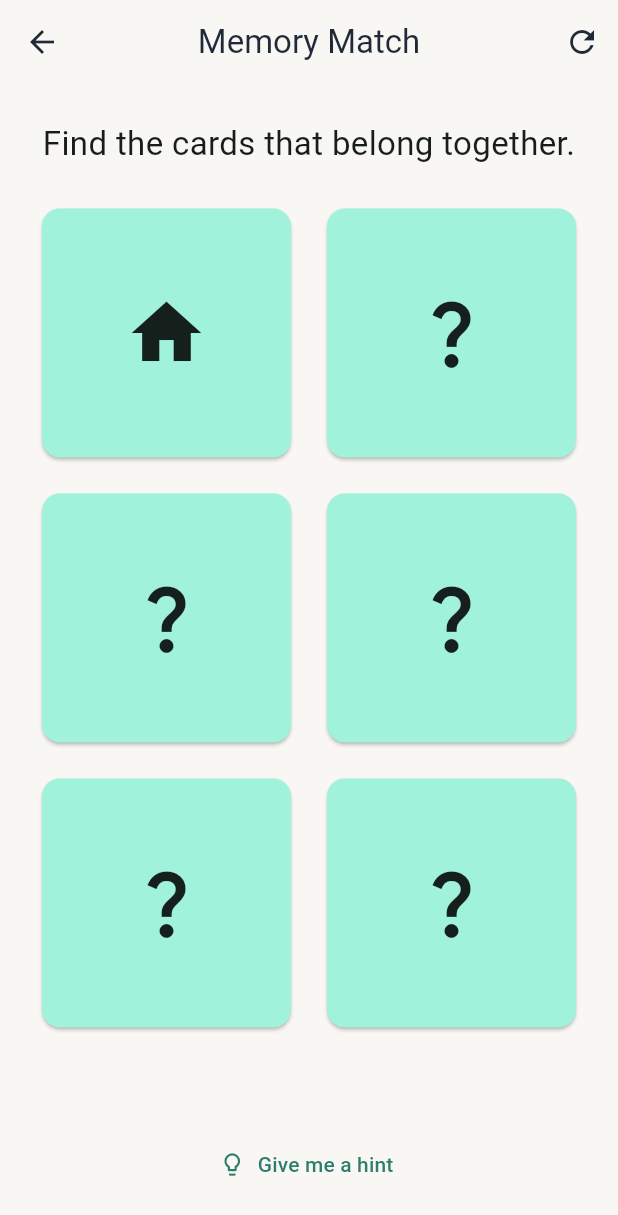
After one commit to dipli2006/YaadSaathi, a Flutter app: the MemoryMatchScreen screen opened directly, after a tap on the "question mark" icon, after a tap on "Give me a hint", on a phone screen of 412 x 824 dp. The commit adds this screen. Shown: the top 1215 px of the screen. Run offline on Flutter 3.47's test engine with Material 3 defaults, Android fonts, the phone set to English and light mode, and no system bars.

Commit message:
Implement elderly memory match game

```diff
--- a/frontend/lib/features/games/game_selection_screen.dart
+++ b/frontend/lib/features/games/game_selection_screen.dart
@@ -1,5 +1,6 @@
 import 'package:flutter/material.dart';
 
+import 'memory_match_screen.dart';
 import 'models/game_metadata.dart';
 import 'services/game_session_controller.dart';
 
@@ -77,9 +78,18 @@ class _GameCard extends StatelessWidget {
               onPressed: () {
                 controller.startGame();
                 Navigator.pop(context);
-                ScaffoldMessenger.of(context).showSnackBar(
-                  SnackBar(content: Text('${game.name} is ready to begin.')),
-                );
+                if (game.id == 'memory-match') {
+                  Navigator.push(
+                    context,
+                    MaterialPageRoute<void>(
+                      builder: (_) => const MemoryMatchScreen(),
+                    ),
+                  );
+                } else {
+                  ScaffoldMessenger.of(context).showSnackBar(
+                    SnackBar(content: Text('${game.name} is ready to begin.')),
+                  );
+                }
               },
               child: const Text('Start'),
             ),
--- /dev/null
+++ b/frontend/lib/features/games/memory_match_screen.dart
@@ -0,0 +1,201 @@
+import 'dart:math';
+
+import 'package:flutter/material.dart';
+
+class MemoryMatchScreen extends StatefulWidget {
+  const MemoryMatchScreen({super.key});
+
+  @override
+  State<MemoryMatchScreen> createState() => _MemoryMatchScreenState();
+}
+
+class _MemoryMatchScreenState extends State<MemoryMatchScreen> {
+  static const _cards = [
+    Icons.home,
+    Icons.home,
+    Icons.local_florist,
+    Icons.local_florist,
+    Icons.favorite,
+    Icons.favorite,
+  ];
+
+  final _random = Random();
+  late List<IconData> _shuffledCards;
+  final _openCards = <int>[];
+  final _matchedCards = <int>{};
+  bool _checkingPair = false;
+
+  @override
+  void initState() {
+    super.initState();
+    _shuffledCards = [..._cards]..shuffle(_random);
+  }
+
+  Future<void> _selectCard(int index) async {
+    if (_checkingPair ||
+        _matchedCards.contains(index) ||
+        _openCards.contains(index) ||
+        _openCards.length == 2) {
+      return;
+    }
+
+    setState(() => _openCards.add(index));
+    if (_openCards.length != 2) {
+      return;
+    }
+
+    _checkingPair = true;
+    final first = _openCards[0];
+    final second = _openCards[1];
+    await Future<void>.delayed(const Duration(milliseconds: 650));
+    if (!mounted) {
+      return;
+    }
+
+    if (_shuffledCards[first] == _shuffledCards[second]) {
+      setState(() {
+        _matchedCards.addAll(_openCards);
+        _openCards.clear();
+        _checkingPair = false;
+      });
+      if (_matchedCards.length == _shuffledCards.length) {
+        _showCompletion();
+      }
+    } else {
+      setState(() {
+        _openCards.clear();
+        _checkingPair = false;
+      });
+    }
+  }
+
+  void _showCompletion() {
+    showDialog<void>(
+      context: context,
+      barrierDismissible: false,
+      builder: (context) => AlertDialog(
+        title: const Text('Wonderful!'),
+        content: const Text('You found all the pairs.'),
+        actions: [
+          TextButton(
+            onPressed: () {
+              Navigator.pop(context);
+              Navigator.pop(context);
+            },
+            child: const Text('Done'),
+          ),
+        ],
+      ),
+    );
+  }
+
+  void _reset() {
+    setState(() {
+      _shuffledCards = [..._cards]..shuffle(_random);
+      _openCards.clear();
+      _matchedCards.clear();
+      _checkingPair = false;
+    });
+  }
+
+  @override
+  Widget build(BuildContext context) {
+    return Scaffold(
+      appBar: AppBar(
+        title: const Text('Memory Match'),
+        actions: [
+          IconButton(
+            onPressed: _reset,
+            icon: const Icon(Icons.refresh),
+            tooltip: 'Try again',
+          ),
+        ],
+      ),
+      body: Padding(
+        padding: const EdgeInsets.all(24),
+        child: Column(
+          children: [
+            const Text(
+              'Find the cards that belong together.',
+              textAlign: TextAlign.center,
+              style: TextStyle(fontSize: 22),
+            ),
+            const SizedBox(height: 24),
+            Expanded(
+              child: GridView.builder(
+                gridDelegate: const SliverGridDelegateWithFixedCrossAxisCount(
+                  crossAxisCount: 2,
+                  crossAxisSpacing: 16,
+                  mainAxisSpacing: 16,
+                ),
+                itemCount: _shuffledCards.length,
+                itemBuilder: (context, index) {
+                  final isVisible =
+                      _openCards.contains(index) || _matchedCards.contains(index);
+                  return _MemoryCard(
+                    icon: _shuffledCards[index],
+                    isVisible: isVisible,
+                    isMatched: _matchedCards.contains(index),
+                    onTap: () => _selectCard(index),
+                  );
+                },
+              ),
+            ),
+            const SizedBox(height: 16),
+            TextButton.icon(
+              onPressed: _matchedCards.length == _shuffledCards.length
+                  ? null
+                  : () {
+                      final hidden = List<int>.generate(
+                        _shuffledCards.length,
+                        (index) => index,
+                      )..removeWhere(
+                          (index) => _matchedCards.contains(index),
+                        );
+                      if (hidden.isNotEmpty) {
+                        final hint = hidden.first;
+                        setState(() => _openCards.add(hint));
+                      }
+                    },
+              icon: const Icon(Icons.lightbulb_outline),
+              label: const Text('Give me a hint'),
+            ),
+          ],
+        ),
+      ),
+    );
+  }
+}
+
+class _MemoryCard extends StatelessWidget {
+  const _MemoryCard({
+    required this.icon,
+    required this.isVisible,
+    required this.isMatched,
+    required this.onTap,
+  });
+
+  final IconData icon;
+  final bool isVisible;
+  final bool isMatched;
+  final VoidCallback onTap;
+
+  @override
+  Widget build(BuildContext context) {
+    return Card(
+      color: isMatched
+          ? Theme.of(context).colorScheme.secondaryContainer
+          : Theme.of(context).colorScheme.primaryContainer,
+      child: InkWell(
+        onTap: onTap,
+        borderRadius: BorderRadius.circular(12),
+        child: Center(
+          child: Icon(
+            isVisible ? icon : Icons.question_mark,
+            size: 56,
+          ),
+        ),
+      ),
+    );
+  }
+}
```
